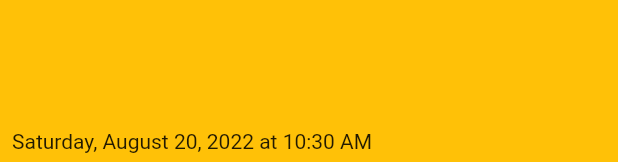
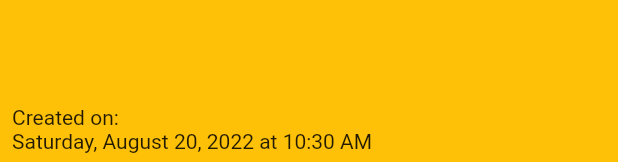
Before and after one commit to owersbrett/start_note, a Flutter app: the NoteTab widget shown alone on an empty page, opened directly with empty values, on a phone screen of 412 x 824 dp. Shown: the part 1071-1233 px from the top of the screen. Run offline on Flutter 3.47's test engine with Material 2 defaults, Android fonts, the phone set to English and light mode, and no system bars; our stand-ins replace equatable, flutter_bloc, flutter_slidable, hydrated_bloc, sqflite; accounts and stored records are empty.

Commit message:
bug fixes and color mods

```diff
--- a/lib/bloc/note_page/note_page_bloc.dart
+++ b/lib/bloc/note_page/note_page_bloc.dart
@@ -33,6 +33,7 @@ class NotePageBloc extends Bloc<NotePageEvent, NotePageState> {
         bool shouldFetch = false;
         for (var element in loadedState.note.noteTables) {
           bool allAreEmpty = true;
+          if (element.rowCount > 1) {
             element.rowColumnTableMap[element.rowCount]!.forEach((key, value) {
               if (!value.isEmpty) {
                 allAreEmpty = false;
@@ -41,6 +42,7 @@ class NotePageBloc extends Bloc<NotePageEvent, NotePageState> {
             if (allAreEmpty) {
               shouldFetch = true;
               await noteTableRepository.deleteLastRow(element);
+            }
           }
         }
         if (shouldFetch) add(FetchNotePage(noteId: loadedState.note.id));
--- a/lib/pages/note_page.dart
+++ b/lib/pages/note_page.dart
@@ -90,6 +90,7 @@ class _NotePageState extends State<NotePage> with SingleTickerProviderStateMixin
                     },
                     labelColor: Colors.black,
                     indicatorColor: Colors.black,
+                    labelStyle: TextStyle(fontWeight: FontWeight.bold, fontSize: 18),
                     controller: _controller,
                     tabs: [
                       Tab(text: "Notes"),
--- a/lib/pages/note_page/note_tab.dart
+++ b/lib/pages/note_page/note_tab.dart
@@ -1,5 +1,4 @@
 import 'package:flutter/material.dart';
-
 
 import '../../data/models/note.dart';
 import '../../services/date_service.dart';
@@ -37,11 +36,21 @@ class NoteTab extends StatelessWidget {
             Padding(
               padding: const EdgeInsets.only(bottom: 8.0, left: 8),
               child: Center(
-                child: Text(
-                  DateService.dateTimeToWeekDay(note.createDate) +
-                      ", " +
-                      DateService.dateTimeToString(note.createDate),
-                  style: TextStyle(fontSize: 14, color: Colors.black87),
+                child: Column(
+                  mainAxisAlignment: MainAxisAlignment.start,
+                  crossAxisAlignment: CrossAxisAlignment.start,
+                  children: [
+                    Text(
+                      "Created on: ",
+                      style: TextStyle(fontSize: 14, color: Colors.black87),
+                    ),
+                    Text(
+                      DateService.dateTimeToWeekDay(note.createDate) +
+                          ", " +
+                          DateService.dateTimeToString(note.createDate),
+                      style: TextStyle(fontSize: 14, color: Colors.black87),
+                    ),
+                  ],
                 ),
               ),
             ),
--- a/lib/services/date_service.dart
+++ b/lib/services/date_service.dart
@@ -27,6 +27,7 @@ class DateService {
     4: "Thursday",
     5: "Friday",
     6: "Saturday",
+    7: "Sunday",
   };
   static Map<int, String> months = {
     1: "January",
--- a/lib/theme/application_theme.dart
+++ b/lib/theme/application_theme.dart
@@ -44,8 +44,10 @@ class ApplicationTheme {
   static const mySystemTheme = SystemUiOverlayStyle.dark;
   static Color appBarColor = ApplicationTheme.appBarColor;
   static ThemeData theme = ThemeData(
+    appBarTheme: AppBarTheme(),
     scaffoldBackgroundColor: Colors.amber,
     brightness: Brightness.dark,
+    // floatingActionButtonTheme: FloatingActionButtonThemeData(backgroundColor: Color(0xFF151026))
   );
 
   static Map<String, dynamic> defaultThemeData = {
```
Also changed, not shown: lib/pages/note_page/table_display.dart (+6 -4 lines), lib/pages/note_page/table_tab.dart (+7 -2 lines). Lines whose indentation alone changed are shown as unchanged.
